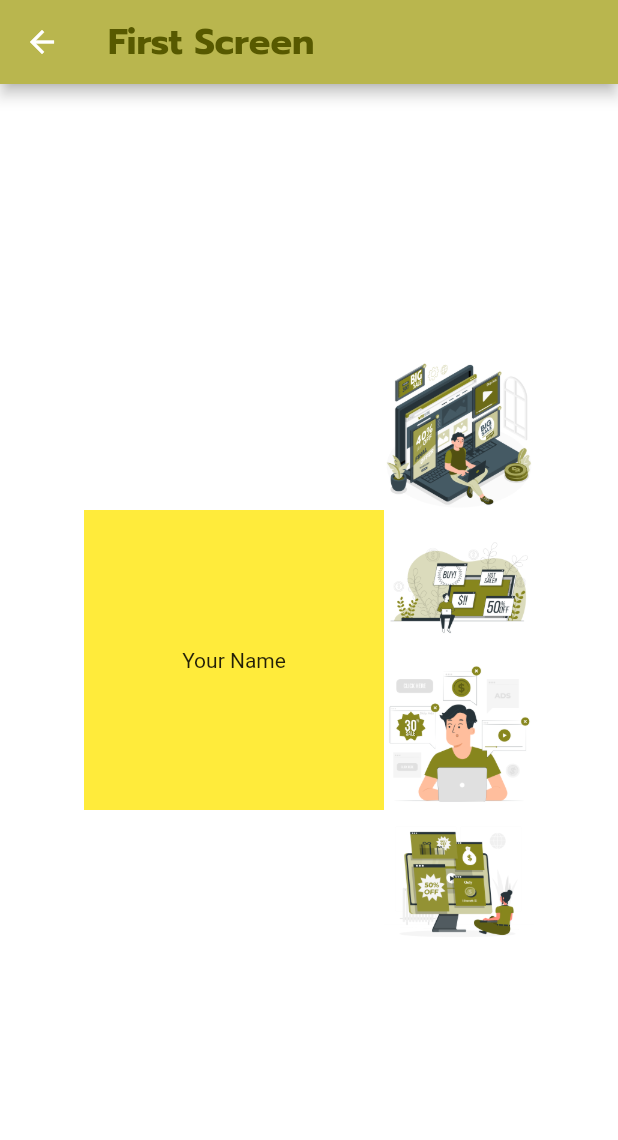
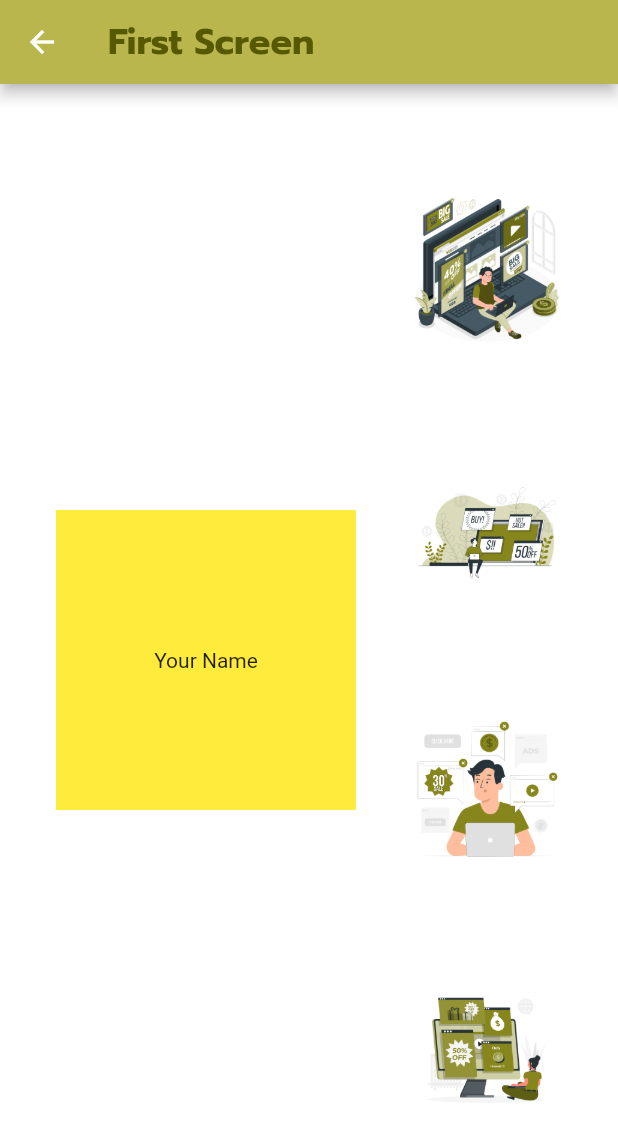
Before and after one commit to BoonyasithKho/project_template_flutter, a Flutter app: the FirstScreen screen opened by its route, on a phone screen of 412 x 824 dp. Shown: the top 1140 px of the screen. Run offline on Flutter 3.47's test engine with Material 2 defaults, Android fonts, the phone set to English and light mode, and no system bars; our stand-ins replace flutter_map, latlong2, webview_flutter; network calls fail.

Commit message:
switch page 4 and 5

```diff
--- a/lib/main.dart
+++ b/lib/main.dart
@@ -1,7 +1,7 @@
 import 'package:flutter/material.dart';
-import 'package:project_template_flutter/screens/fifth_screen.dart';
 import 'package:provider/provider.dart';
 
+import 'screens/fifth_screen.dart';
 import 'screens/first_sceen.dart';
 import 'screens/second_screen.dart';
 import 'screens/third_screen.dart';
@@ -15,8 +15,8 @@ final Map<String, WidgetBuilder> mapRoute = {
   '/firstScreen': (context) => const FirstScreen(),
   '/secondScreen': (context) => const SecondScreen(),
   '/thirdScreen': (context) => const ThirdScreen(),
-  '/fourthScreen': (context) => const FourthScreen(),
-  '/fifthScreen': (context) => const FifthScreen(),
+  '/fourthScreen': (context) => const FifthScreen(),
+  '/fifthScreen': (context) => const FourthScreen(),
 };
 
 void main(List<String> args) {
--- a/lib/screens/fifth_screen.dart
+++ b/lib/screens/fifth_screen.dart
@@ -5,7 +5,6 @@ import 'package:flutter/material.dart';
 import 'package:flutter/src/widgets/framework.dart';
 import 'package:flutter/src/widgets/placeholder.dart';
 import 'package:flutter_map/plugin_api.dart';
-import 'package:flutter_map_marker_popup/flutter_map_marker_popup.dart';
 import 'package:latlong2/latlong.dart';
 import 'package:http/http.dart' as http;
 import 'package:project_template_flutter/utils/my_dialog.dart';
@@ -36,7 +35,6 @@ class _FifthScreenState extends State<FifthScreen> {
   List allLocPoint = [];
   // add in fifth screen
   final List<Marker> markers = [];
-  final PopupController popupLayerController = PopupController();
 
   @override
   void initState() {
--- a/lib/screens/first_sceen.dart
+++ b/lib/screens/first_sceen.dart
@@ -25,12 +25,7 @@ class _FirstScreenState extends State<FirstScreen> {
         backgroundColor: Theme.of(context).primaryColor,
       ),
       body: Row(
-        mainAxisAlignment: MainAxisAlignment.center,
-        crossAxisAlignment: CrossAxisAlignment.center,
-        children: [
-          Column(
-            mainAxisAlignment: MainAxisAlignment.center,
-            crossAxisAlignment: CrossAxisAlignment.center,
+        mainAxisAlignment: MainAxisAlignment.spaceEvenly,
         children: [
           GestureDetector(
             onTap: () {
@@ -40,16 +35,13 @@ class _FirstScreenState extends State<FirstScreen> {
               color: Colors.yellow,
               width: 200,
               height: 200,
-                  child: Center(
+              child: const Center(
                 child: Text('Your Name'),
               ),
             ),
           ),
-            ],
-          ),
           Column(
-            mainAxisAlignment: MainAxisAlignment.center,
-            crossAxisAlignment: CrossAxisAlignment.center,
+            mainAxisAlignment: MainAxisAlignment.spaceEvenly,
             children: [
               Container(
                 width: 100,
--- a/lib/screens/second_screen.dart
+++ b/lib/screens/second_screen.dart
@@ -50,10 +50,10 @@ class _SecondScreenState extends State<SecondScreen> {
               MarkerLayer(
                 markers: [
                   Marker(
-                    point: location,
+                    point: LatLng(13, 101.5),
                     builder: (context) => const Icon(
                       Icons.location_pin,
-                      color: Colors.red,
+                      color: Colors.green,
                     ),
                   ),
                   // Marker(
@@ -61,6 +61,13 @@ class _SecondScreenState extends State<SecondScreen> {
                   //   builder: (context) => const Icon(
                   //     Icons.location_pin,
                   //     color: Colors.green,
+                  //   ),
+                  // ),
+                  // Marker(
+                  //   point: location,
+                  //   builder: (context) => const Icon(
+                  //     Icons.location_pin,
+                  //     color: Colors.red,
                   //   ),
                   // ),
                 ],
```
Lines whose indentation alone changed are shown as unchanged.
